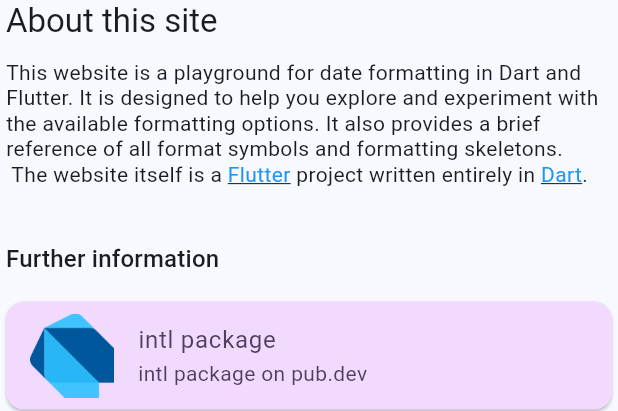
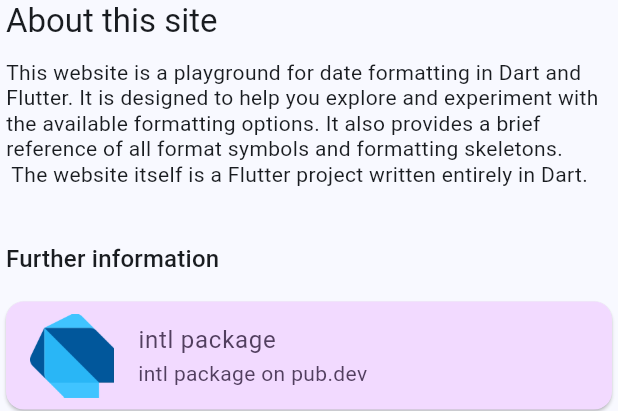
Before and after one commit to ffelixm/date-format-playground, a Flutter app: the AboutSection widget shown alone on an empty page, opened directly with empty values, on a phone screen of 412 x 824 dp. Shown: the top 411 px of the screen. Run offline on Flutter 3.47's test engine with Material 3 defaults, Android fonts, the phone set to English and light mode, and no system bars; drawn by our look-alikes of flutter_html; our stand-ins replace shared_preferences, web; accounts and stored records are empty.

Commit message:
Remove unecessary links from rich text blocks

```diff
--- a/lib/data/app_data.dart
+++ b/lib/data/app_data.dart
@@ -18,7 +18,7 @@
 
 final helpDialogContent = """
 This webseite is intended to be a playground for date formatting in Dart/Flutter
-using the <a href="https://pub.dev/packages/intl">intl package</a>.
+using the intl package.
 <br><br>
 On top you can see the playground. Input any format pattern and see the result
 immediately.
--- a/lib/ui/home/about_section.dart
+++ b/lib/ui/home/about_section.dart
@@ -33,8 +33,7 @@
 options. It also provides a brief reference of all format symbols and formatting
 skeletons.
 <br>
-The website itself is a <a href="https://www.flutter.dev">Flutter</a> project
-written entirely in <a href="https://www.dart.dev">Dart</a>.""",
+The website itself is a Flutter project written entirely in Dart.""",
           ),
         ),
         SizedBox(height: 12),
```
